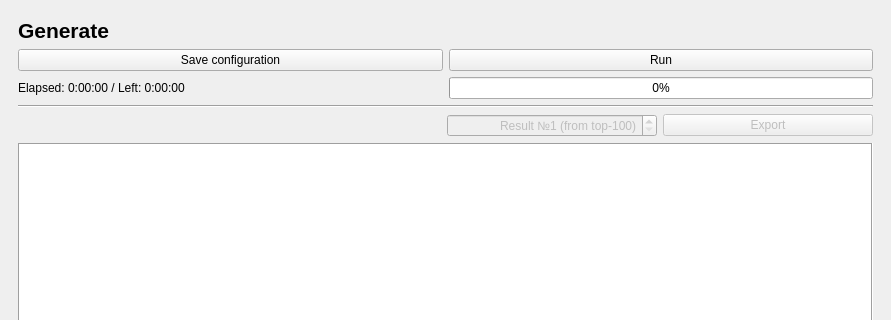
This is mainwindow.ui in Firyst/GeneticTimetables as Qt 5 draws it before an edit; both pictures show x 0 to 891 and y 0 to 320 of the 891 by 583 pixel window. The edited form follows.
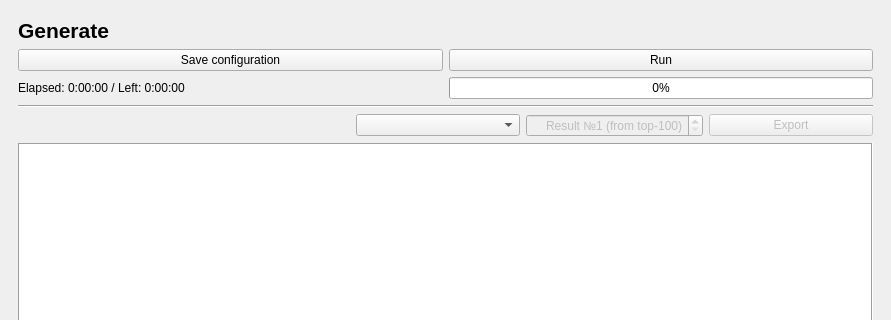
This is the edited form. The open tabs and pages were chosen to show the change.

The edit to the form file:
```diff
--- a/mainwindow.ui
+++ b/mainwindow.ui
@@ -249,7 +249,7 @@
            </widget>
           </item>
           <item>
-           <layout class="QHBoxLayout" name="horizontalLayout_4" stretch="2,1,1">
+           <layout class="QHBoxLayout" name="horizontalLayout_4" stretch="2,1,1,1">
             <property name="spacing">
              <number>6</number>
             </property>
@@ -272,6 +272,9 @@
               </property>
              </spacer>
             </item>
+            <item>
+             <widget class="QComboBox" name="groupSelector"/>
+            </item>
             <item>
              <widget class="QSpinBox" name="resultSelector">
               <property name="enabled">
```
Left out of the diff: 6 changed lines with no effect on the pictures.
